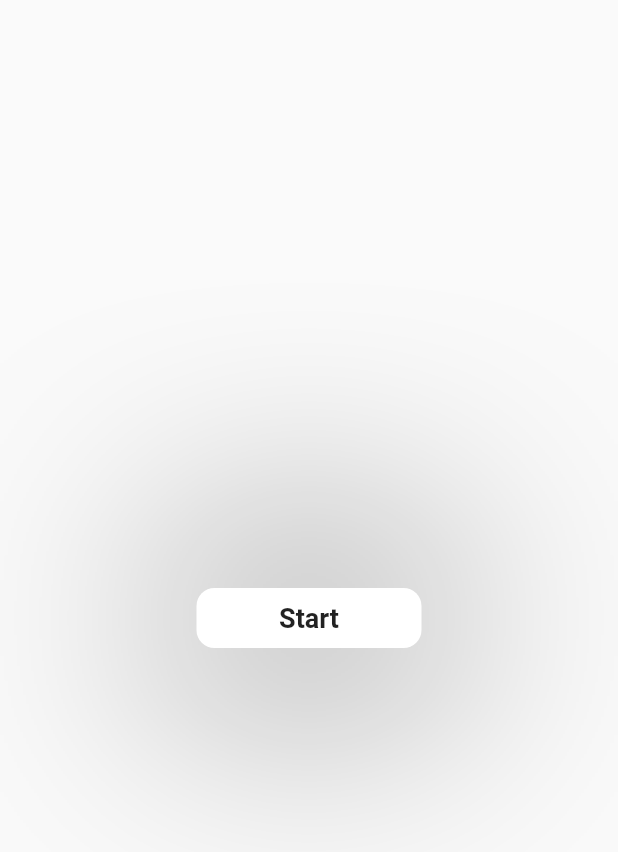
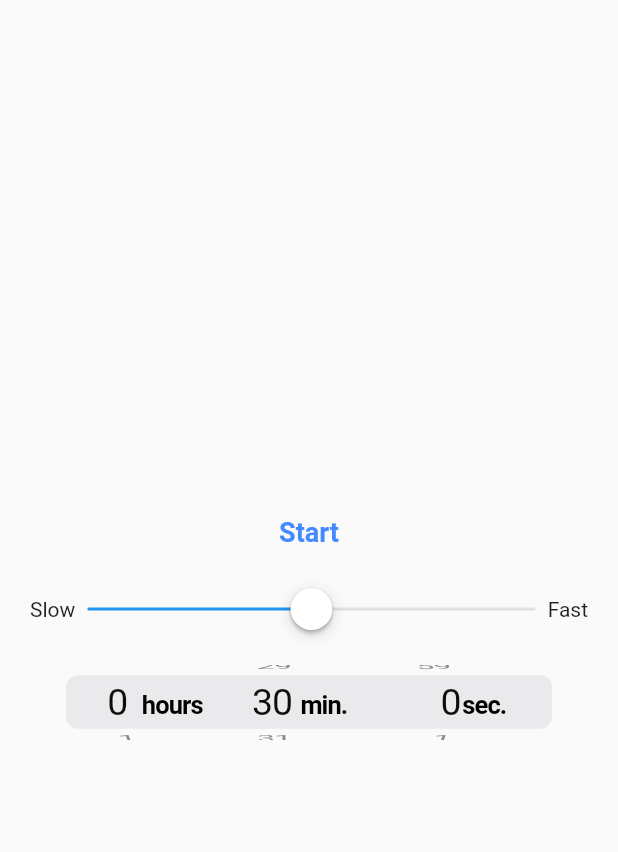
Before and after one commit to con266667/nox, a Flutter app: the screen it shows after launch, on a phone screen of 412 x 824 dp. Shown: the top 852 px of the screen. Run offline on Flutter 3.47's test engine with Material 2 defaults, Android fonts, the phone set to English and light mode, and no system bars.

```diff
--- a/lib/light-level.dart
+++ b/lib/light-level.dart
@@ -1,5 +1,12 @@
 import 'dart:math';
 
 class LightLevel {
-  static Stream<double> stream = Stream<double>.periodic(Duration(milliseconds: 25), (x) => sin((x / 40.0)+1) / 2 + 0.5);
+  static double speed = 0.5;
+  static Duration timeout = Duration(minutes: 30);
+  static Stream<double> get stream => Stream<double>.periodic(Duration(milliseconds: 25), (x) => sin((x / (65 - (32 * speed)))+1) / 2 + 0.5);
+
+  static Future startTimer() async {
+    await Future.delayed(timeout);
+    return;
+  }
 }
--- a/lib/main.dart
+++ b/lib/main.dart
@@ -1,4 +1,6 @@
+import 'package:flutter/cupertino.dart';
 import 'package:flutter/material.dart';
+import 'light-level.dart';
 import 'light-screen.dart';
 
 void main() {
@@ -31,30 +33,40 @@ class _MyHomePageState extends State<MyHomePage> {
   @override
   Widget build(BuildContext context) {
     return Scaffold(
-      body: Center(
-        child: GestureDetector(
-          onTap: () => Navigator.push(context, MaterialPageRoute(builder: (_) => LightScreen())),
-          child: Container(
-            child: Card(
-              elevation: 0,
-              child: Container(
-                width: 150,
-                height: 40,
-                child: Center(child: Text('Start', style: TextStyle(fontSize: 18, fontWeight: FontWeight.w600),))
+      body: Padding(
+        padding: const EdgeInsets.only(left: 20.0, right: 20.0),
+        child: Column(
+          mainAxisAlignment: MainAxisAlignment.center,
+          crossAxisAlignment: CrossAxisAlignment.center,
+          children: [
+            MaterialButton(
+              onPressed: () => Navigator.push(context, MaterialPageRoute(builder: (_) => LightScreen())),
+              child: Text('Start', style: TextStyle(fontWeight: FontWeight.w600, fontSize: 18, color: Colors.blueAccent)),
+            ),
+            Container(height: 5),
+           Row(
+              mainAxisAlignment: MainAxisAlignment.spaceAround,
+              children: [
+                Text('Slow'),
+                Expanded(
+                  child: CupertinoSlider(
+                      value: LightLevel.speed,
+                      onChanged: (v) => setState(() => LightLevel.speed = v),
+                      divisions: 6,
+                  ),
+                ),
+                Text('Fast')
+              ],
+            ),
+            Container(height: 15),
+            Container(
+              height: 50,
+              child: CupertinoTimerPicker(
+                initialTimerDuration: Duration(minutes: 30),
+                onTimerDurationChanged: (v) => setState(() => LightLevel.timeout = v),
               ),
-              shape: RoundedRectangleBorder(
-                borderRadius: BorderRadius.circular(12.0)
-              ),
-            ),
-            decoration: BoxDecoration(
-              boxShadow: [
-                BoxShadow(
-                  blurRadius: 200,
-                  spreadRadius: 0.5
-                )
-              ]
-            ),
-          ),
+            )
+          ],
         ),
       )
     );
```
Also changed, not shown: lib/light-screen.dart (+21 -2 lines), 2 other files.
